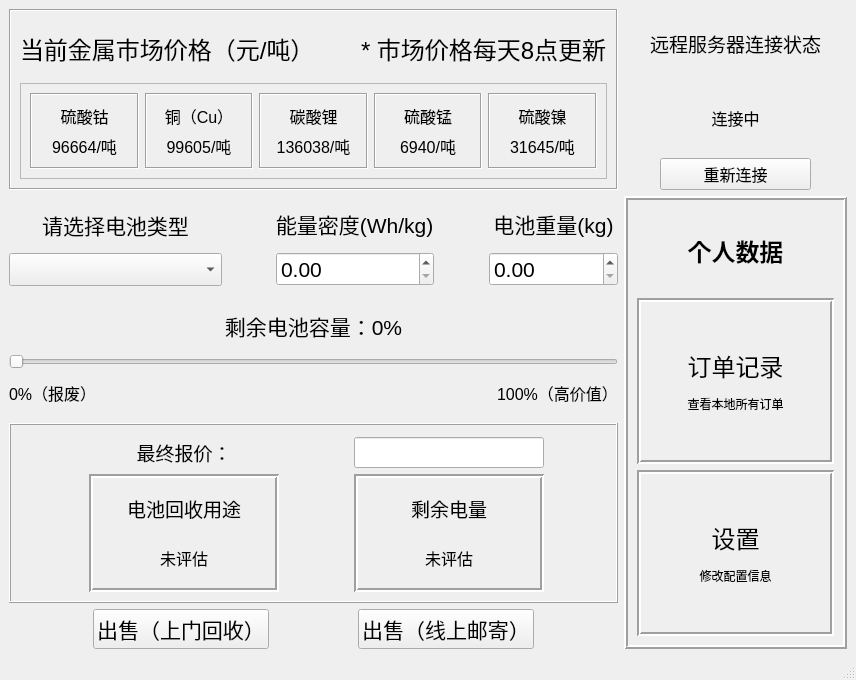
Qt form mainwindow.ui (RipplesDance/WasteMetalRecoverySystem) before a commit.
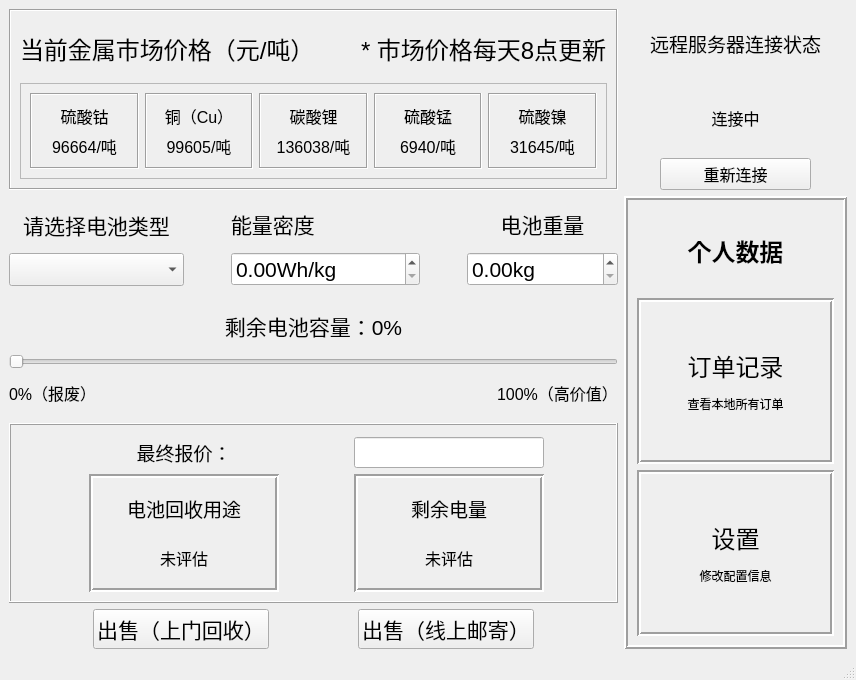
The same form after that commit. Custom widgets are drawn as their Qt base class.

What changed in the file:
```diff
--- a/mainwindow.ui
+++ b/mainwindow.ui
@@ -219,7 +219,7 @@
              </font>
             </property>
             <property name="text">
-             <string>能量密度(Wh/kg)</string>
+             <string>能量密度</string>
             </property>
            </widget>
           </item>
@@ -230,6 +230,9 @@
               <pointsize>16</pointsize>
              </font>
             </property>
+            <property name="suffix">
+             <string>Wh/kg</string>
+            </property>
             <property name="maximum">
              <double>999999.989999999990687</double>
             </property>
@@ -378,7 +381,7 @@
              </font>
             </property>
             <property name="text">
-             <string>电池重量(kg)</string>
+             <string>电池重量</string>
             </property>
             <property name="alignment">
              <set>Qt::AlignCenter</set>
@@ -395,6 +398,9 @@
             <property name="frame">
              <bool>true</bool>
             </property>
+            <property name="suffix">
+             <string>kg</string>
+            </property>
             <property name="maximum">
              <double>999999.989999999990687</double>
             </property>
```
